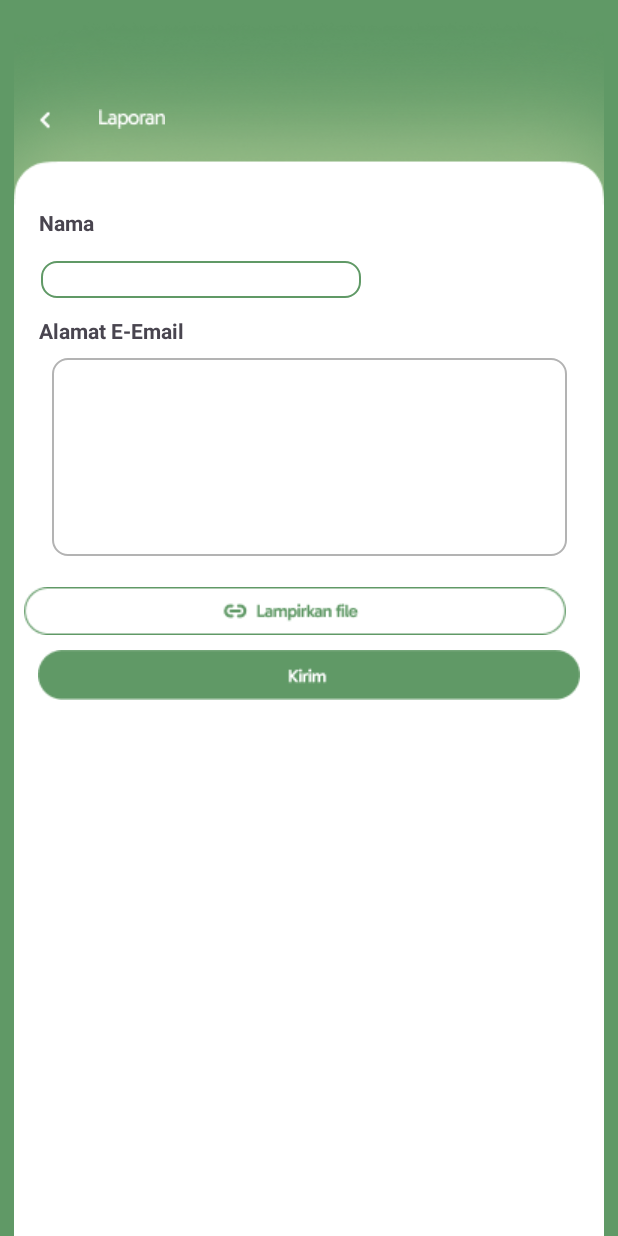
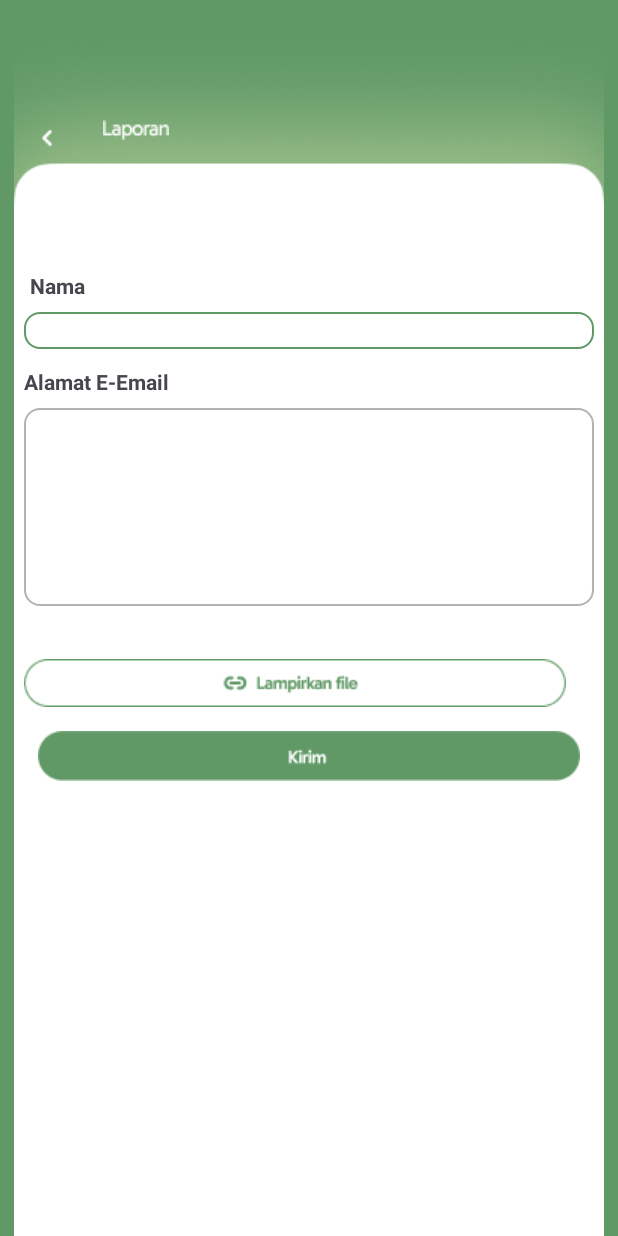
Before and after one commit to MogguruV/Mou-Green, an Android app: the FiturLaporan screen opened directly, with no data from a screen before it, on a phone screen of 412 x 824 dp. Run offline under Robolectric (Android 15) with nearby library versions, the light colour scheme and no system bars; our stand-ins replace Firebase (no records; nobody signed in at launch, a user with empty details on screens opened directly).

Commit message:
New Update

```diff
--- a/app/src/main/java/com/example/mougreen/FiturLaporan.java
+++ b/app/src/main/java/com/example/mougreen/FiturLaporan.java
@@ -11,9 +11,19 @@ import androidx.core.graphics.Insets;
 import androidx.core.view.ViewCompat;
 import androidx.core.view.WindowInsetsCompat;
 
+import com.google.firebase.auth.FirebaseAuth;
+import com.google.firebase.firestore.FirebaseFirestore;
+import com.google.firebase.storage.FirebaseStorage;
+import com.google.firebase.storage.StorageReference;
+
 public class FiturLaporan extends AppCompatActivity {
 
-    ImageButton tombolKembali;
+    private ImageButton tombolKembali, tombolKirim, tombolUploadImage;
+    private FirebaseAuth mAuth;
+    private FirebaseFirestore db;
+    private StorageReference storageRef;
+    private FirebaseStorage storage;
+
 
     @Override
     protected void onCreate(Bundle savedInstanceState) {
@@ -27,6 +37,11 @@ public class FiturLaporan extends AppCompatActivity {
         });
 
         tombolKembali = findViewById(R.id.tombolKembaliLaporan);
+        tombolKirim = findViewById(R.id.tombolKirimLaporan);
+        tombolUploadImage = findViewById(R.id.tombolKirimFileLaporan);
+        db = FirebaseFirestore.getInstance();
+        storage = FirebaseStorage.getInstance();
+        storageRef = storage.getReference();
 
         tombolKembali.setOnClickListener(new View.OnClickListener() {
             @Override
@@ -36,5 +51,10 @@ public class FiturLaporan extends AppCompatActivity {
                 finish();
             }
         });
+
+
+
+
+
     }
 }
--- a/app/src/main/res/layout/activity_fitur_laporan.xml
+++ b/app/src/main/res/layout/activity_fitur_laporan.xml
@@ -1,125 +1,120 @@
 <?xml version="1.0" encoding="utf-8"?>
-<androidx.constraintlayout.widget.ConstraintLayout xmlns:android="http://schemas.android.com/apk/res/android"
-    xmlns:app="http://schemas.android.com/apk/res-auto"
-    xmlns:tools="http://schemas.android.com/tools"
+<RelativeLayout
+    xmlns:android="http://schemas.android.com/apk/res/android"
     android:id="@+id/main"
     android:layout_width="match_parent"
     android:layout_height="match_parent"
-    android:background="#609966"
-    tools:context=".FiturLaporan">
+    android:background="#609966">
+
+    <!-- Background Image -->
+
+    <!-- Back Button -->
+
+    <!-- Title Image -->
 
     <ImageView
         android:id="@+id/imageView5"
         android:layout_width="wrap_content"
         android:layout_height="wrap_content"
-        app:layout_constraintBottom_toBottomOf="parent"
-        app:layout_constraintEnd_toEndOf="parent"
-        app:layout_constraintStart_toStartOf="parent"
-        app:layout_constraintTop_toTopOf="parent"
-        app:layout_constraintVertical_bias="1.0"
-        app:srcCompat="@drawable/fitur_laporan_background_putih" />
+        android:layout_alignParentStart="true"
+        android:layout_alignParentEnd="true"
+        android:layout_alignParentBottom="true"
+        android:layout_marginStart="0dp"
+        android:layout_marginEnd="0dp"
+        android:layout_marginBottom="-1dp"
+        android:src="@drawable/fitur_laporan_background_putih" />
+
+    <ImageButton
+        android:id="@+id/tombolKembaliLaporan"
+        android:layout_width="wrap_content"
+        android:layout_height="wrap_content"
+        android:layout_alignParentStart="true"
+        android:layout_marginStart="19dp"
+        android:layout_marginTop="80dp"
+        android:background="@drawable/fitur_laporan_panah_kembali" />
+
+    <!-- Name Text -->
+
+    <!-- Name Input -->
 
     <ImageView
         android:id="@+id/textKritikSaran"
         android:layout_width="wrap_content"
         android:layout_height="wrap_content"
-        android:layout_marginEnd="176dp"
-        app:layout_constraintBottom_toBottomOf="parent"
-        app:layout_constraintEnd_toEndOf="parent"
-        app:layout_constraintHorizontal_bias="0.161"
-        app:layout_constraintStart_toEndOf="@+id/tombolKembaliLaporan"
-        app:layout_constraintTop_toTopOf="parent"
-        app:layout_constraintVertical_bias="0.09"
-        app:srcCompat="@drawable/fitur_laporan_teks_laporan" />
-
-    <ImageButton
-        android:id="@+id/tombolKembaliLaporan"
-        android:layout_width="wrap_content"
-        android:layout_height="wrap_content"
-        android:background="@drawable/fitur_laporan_panah_kembali"
-        app:layout_constraintBottom_toBottomOf="parent"
-        app:layout_constraintEnd_toEndOf="parent"
-        app:layout_constraintHorizontal_bias="0.046"
-        app:layout_constraintStart_toStartOf="parent"
-        app:layout_constraintTop_toTopOf="parent"
-        app:layout_constraintVertical_bias="0.085"
-        />
+        android:layout_marginStart="25dp"
+        android:layout_marginTop="80dp"
+        android:layout_toEndOf="@id/tombolKembaliLaporan"
+        android:src="@drawable/fitur_laporan_teks_laporan" />
 
     <TextView
         android:id="@+id/textNamaLaporan"
         android:layout_width="wrap_content"
         android:layout_height="wrap_content"
-        android:layout_marginTop="124dp"
+        android:layout_below="@id/textKritikSaran"
+        android:layout_alignParentStart="true"
+        android:layout_marginStart="20dp"
+        android:layout_marginTop="87dp"
         android:text="Nama"
-        android:textStyle="bold"
-        app:layout_constraintEnd_toEndOf="parent"
-        app:layout_constraintHorizontal_bias="0.07"
-        app:layout_constraintStart_toStartOf="parent"
-        app:layout_constraintTop_toTopOf="@+id/imageView5" />
+        android:textStyle="bold" />
 
     <EditText
         android:id="@+id/inputTextNamaLaporan"
-        android:layout_width="wrap_content"
+        android:layout_width="match_parent"
         android:layout_height="wrap_content"
-        android:layout_marginTop="16dp"
+        android:layout_below="@id/textNamaLaporan"
+        android:layout_marginTop="8dp"
+        android:layout_marginStart="16dp"
+        android:layout_marginEnd="16dp"
+        android:background="@drawable/custom_input"
         android:ems="10"
-        android:inputType="text"
-        android:background="@drawable/custom_input"
-        app:layout_constraintBottom_toBottomOf="@+id/imageView5"
-        app:layout_constraintEnd_toEndOf="parent"
-        app:layout_constraintHorizontal_bias="0.137"
-        app:layout_constraintStart_toStartOf="parent"
-        app:layout_constraintTop_toBottomOf="@+id/textNamaLaporan"
-        app:layout_constraintVertical_bias="0.0" />
+        android:inputType="text" />
 
+    <!-- Email Text -->
     <TextView
         android:id="@+id/textEmailLaporan"
         android:layout_width="wrap_content"
         android:layout_height="wrap_content"
+        android:layout_below="@id/inputTextNamaLaporan"
         android:layout_marginTop="12dp"
+        android:layout_marginStart="16dp"
         android:text="Alamat E-Email"
-        android:textStyle="bold"
-        app:layout_constraintEnd_toEndOf="parent"
-        app:layout_constraintHorizontal_bias="0.083"
-        app:layout_constraintStart_toStartOf="parent"
-        app:layout_constraintTop_toBottomOf="@+id/inputTextNamaLaporan" />
+        android:textStyle="bold" />
 
+    <!-- Comment Input -->
     <EditText
         android:id="@+id/inputTextKomentarLaporan"
-        android:layout_width="343dp"
+        android:layout_width="match_parent"
         android:layout_height="132dp"
-        android:layout_marginBottom="340dp"
+        android:layout_below="@id/textEmailLaporan"
+        android:layout_marginTop="8dp"
+        android:layout_marginStart="16dp"
+        android:layout_marginEnd="16dp"
         android:background="@drawable/custom_input"
         android:ems="10"
         android:gravity="top"
-        android:inputType="textMultiLine"
-        app:layout_constraintBottom_toBottomOf="parent"
-        app:layout_constraintEnd_toEndOf="parent"
-        app:layout_constraintStart_toStartOf="parent"
-        app:layout_constraintTop_toBottomOf="@+id/textEmailLaporan"
-        app:layout_constraintVertical_bias="0.073" />
+        android:inputType="textMultiLine" />
+
+    <!-- Attach File Button -->
+
+    <!-- Submit Button -->
 
     <ImageButton
         android:id="@+id/tombolKirimFileLaporan"
         android:layout_width="wrap_content"
         android:layout_height="wrap_content"
+        android:layout_below="@id/inputTextKomentarLaporan"
+        android:layout_alignParentStart="true"
         android:layout_marginStart="16dp"
-        android:background="@drawable/fitur_laporan_tombol_lampirkan_file"
-        app:layout_constraintBottom_toBottomOf="parent"
-        app:layout_constraintStart_toStartOf="parent"
-        app:layout_constraintTop_toBottomOf="@+id/inputTextKomentarLaporan"
-        app:layout_constraintVertical_bias="0.049" />
+        android:layout_marginTop="35dp"
+        android:background="@drawable/fitur_laporan_tombol_lampirkan_file" />
 
     <ImageButton
         android:id="@+id/tombolKirimLaporan"
         android:layout_width="wrap_content"
         android:layout_height="wrap_content"
-        android:background="@drawable/fitur_kritik_tombol_kirim"
-        app:layout_constraintBottom_toBottomOf="parent"
-        app:layout_constraintEnd_toEndOf="parent"
-        app:layout_constraintStart_toStartOf="parent"
-        app:layout_constraintTop_toBottomOf="@+id/tombolKirimFileLaporan"
-        app:layout_constraintVertical_bias="0.028" />
+        android:layout_below="@id/tombolKirimFileLaporan"
+        android:layout_centerHorizontal="true"
+        android:layout_marginTop="16dp"
+        android:background="@drawable/fitur_kritik_tombol_kirim" />
 
-
-</androidx.constraintlayout.widget.ConstraintLayout>
+</RelativeLayout>
```
Also changed, not shown: app/src/main/java/com/example/mougreen/Admin.java (+11 -1 lines), app/src/main/res/layout/activity_admin.xml (+94 -87 lines), app/src/main/res/layout/activity_cek_laporan.xml (+22 -32 lines).
